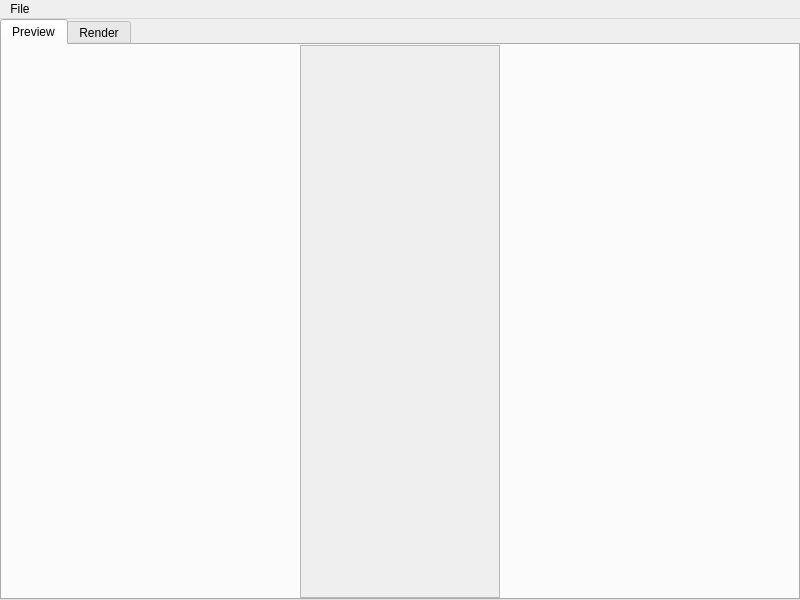
Above: src/view/MainWindow.ui from Yordrar/thesis-raytracer before the change. Below: the same form after it.
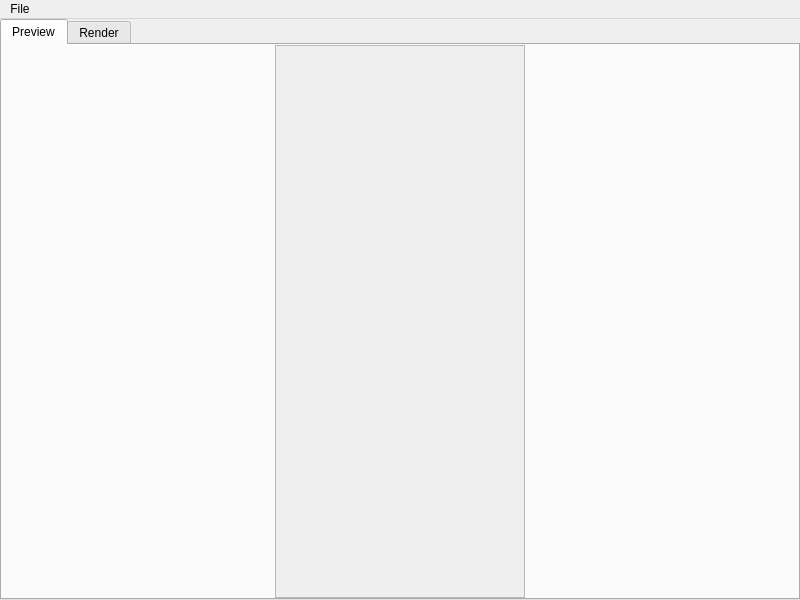
That is the form after the change.

Diff of the .ui file:
```diff
--- a/src/view/MainWindow.ui
+++ b/src/view/MainWindow.ui
@@ -18,14 +18,14 @@
   </property>
   <property name="minimumSize">
    <size>
-    <width>800</width>
-    <height>600</height>
+    <width>0</width>
+    <height>0</height>
    </size>
   </property>
   <property name="maximumSize">
    <size>
-    <width>1920</width>
-    <height>1080</height>
+    <width>16777215</width>
+    <height>16777215</height>
    </size>
   </property>
   <property name="windowTitle">
@@ -110,7 +110,7 @@
             </property>
             <property name="minimumSize">
              <size>
-              <width>200</width>
+              <width>250</width>
               <height>0</height>
              </size>
             </property>
@@ -125,7 +125,7 @@
               <rect>
                <x>0</x>
                <y>0</y>
-               <width>198</width>
+               <width>248</width>
                <height>549</height>
               </rect>
              </property>
```
